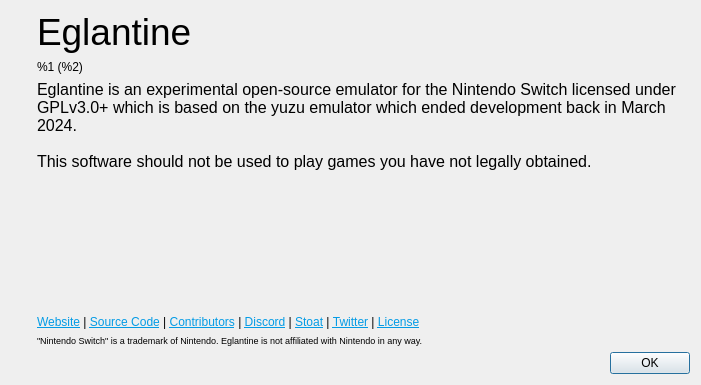
This is src/yuzu/aboutdialog.ui in Arshiazxx/Eglantine-Xbox as Qt 5 draws it before an edit. The edited form follows.
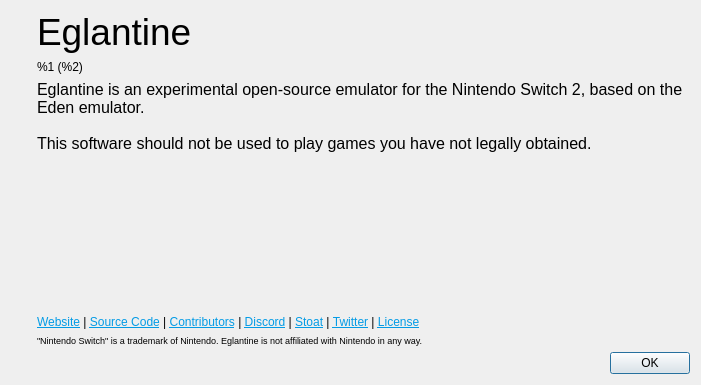
This is the edited form. Icons and pictures are not drawn.

Commit message: tempoary solutions for building releases

```diff
--- a/src/yuzu/aboutdialog.ui
+++ b/src/yuzu/aboutdialog.ui
@@ -102,7 +102,7 @@
 li.unchecked::marker { content: &quot;\2610&quot;; }
 li.checked::marker { content: &quot;\2612&quot;; }
 &lt;/style&gt;&lt;/head&gt;&lt;body style=&quot; font-family:'Noto Sans'; font-size:9pt; font-weight:400; font-style:normal;&quot;&gt;
-&lt;p style=&quot; margin-top:0px; margin-bottom:0px; margin-left:0px; margin-right:0px; -qt-block-indent:0; text-indent:0px;&quot;&gt;&lt;span style=&quot; font-family:'MS Shell Dlg 2'; font-size:12pt;&quot;&gt;Eglantine is an experimental open-source emulator for the Nintendo Switch licensed under GPLv3.0+ which is based on the yuzu emulator which ended development back in March 2024. &lt;br /&gt;&lt;br /&gt;This software should not be used to play games you have not legally obtained.&lt;/span&gt;&lt;/p&gt;&lt;/body&gt;&lt;/html&gt;</string>
+&lt;p style=&quot; margin-top:0px; margin-bottom:0px; margin-left:0px; margin-right:0px; -qt-block-indent:0; text-indent:0px;&quot;&gt;&lt;span style=&quot; font-family:'MS Shell Dlg 2'; font-size:12pt;&quot;&gt;Eglantine is an experimental open-source emulator for the Nintendo Switch 2, based on the Eden emulator. &lt;br /&gt;&lt;br /&gt;This software should not be used to play games you have not legally obtained.&lt;/span&gt;&lt;/p&gt;&lt;/body&gt;&lt;/html&gt;</string>
          </property>
          <property name="alignment">
           <set>Qt::AlignmentFlag::AlignLeading|Qt::AlignmentFlag::AlignLeft|Qt::AlignmentFlag::AlignVCenter</set>
```
The commit also changes 1 other file.
